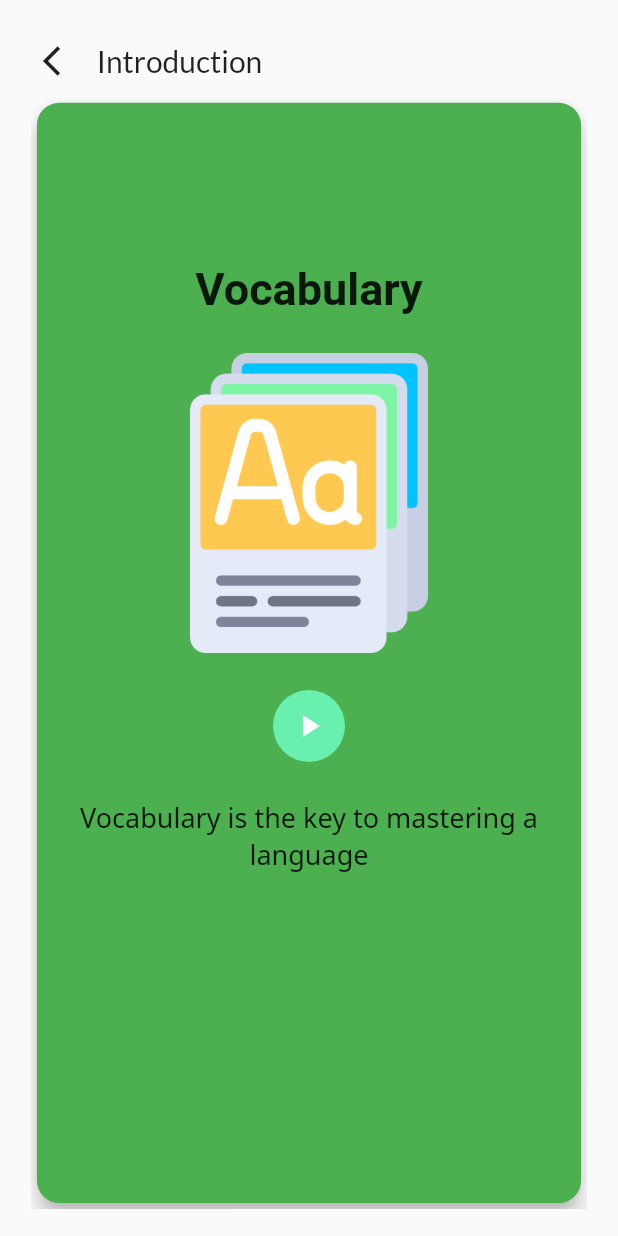
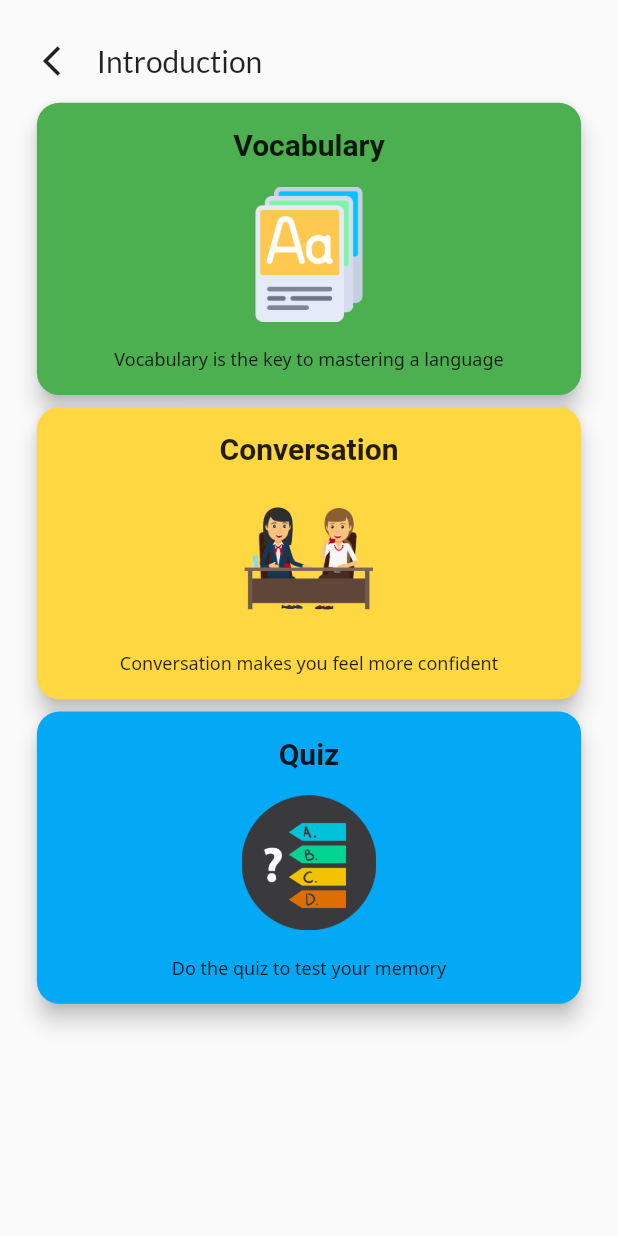
Before and after one commit to nguynduyanh169/vietnamese_learning, a Flutter app: the LessonDetail screen opened directly, on a phone screen of 412 x 824 dp. Run offline on Flutter 3.47's test engine with Material 2 defaults, Android fonts, the phone set to English and light mode, and no system bars; our stand-ins replace flutter_svg, font_awesome_flutter, google_fonts, percent_indicator, persistent_bottom_nav_bar; Roboto replaces fonts that are missing (Sansita); statements that could not run were skipped.

Commit message:
edit lesson details

```diff
--- a/lib/src/resources/lesson_detail.dart
+++ b/lib/src/resources/lesson_detail.dart
@@ -12,7 +12,6 @@ class LessonDetail extends StatefulWidget {
 }
 
 class _LessonDetailState extends State<LessonDetail> {
-
   @override
   Widget build(BuildContext context) {
     SizeConfig().init(context);
@@ -21,58 +20,76 @@ class _LessonDetailState extends State<LessonDetail> {
           child: Column(
         children: <Widget>[
           Container(
-              padding: EdgeInsets.only(top: SizeConfig.blockSizeVertical * 2, left: SizeConfig.blockSizeVertical * 2),
+            padding: EdgeInsets.only(
+                top: SizeConfig.blockSizeVertical * 2,
+                left: SizeConfig.blockSizeVertical * 2),
             child: Row(
               children: <Widget>[
-                  IconButton(icon: Icon(Icons.arrow_back_ios), onPressed: () => Navigator.of(context).pop(),),
-                  Text("Introduction", style: TextStyle(fontSize: 20),)
+                IconButton(
+                  icon: Icon(Icons.arrow_back_ios),
+                  onPressed: () => Navigator.of(context).pop(),
+                ),
+                Text(
+                  "Introduction",
+                  style: TextStyle(fontSize: 20),
+                )
               ],
             ),
           ),
           Container(
-              padding: EdgeInsets.only(top: SizeConfig.blockSizeVertical * 0, left: SizeConfig.blockSizeHorizontal * 5, right: SizeConfig.blockSizeHorizontal * 5),
+            padding: EdgeInsets.only(
+                top: SizeConfig.blockSizeVertical * 0,
+                left: SizeConfig.blockSizeHorizontal * 5,
+                right: SizeConfig.blockSizeHorizontal * 5),
             height: SizeConfig.blockSizeVertical * 90, // card height
-              child: PageView(
-                controller: PageController(viewportFraction: 1.0),
-                scrollDirection: Axis.vertical,
+            child: ListView(
               children: <Widget>[
-                  Card(
+                InkWell(
+                  child: Card(
                     color: Colors.green,
                     elevation: 6,
                     shape: RoundedRectangleBorder(
                         borderRadius: BorderRadius.circular(15.0)),
                     child: Column(children: <Widget>[
                       Padding(
-                        padding: EdgeInsets.only(top: SizeConfig.blockSizeVertical * 13),
+                        padding: EdgeInsets.only(
+                            top: SizeConfig.blockSizeVertical * 2),
                         child: Text(
                           'Vocabulary',
                           style: GoogleFonts.sansita(
                             textStyle: TextStyle(
                               fontWeight: FontWeight.bold,
-                              fontSize: 30,
+                              fontSize: 20,
                             ),
                           ),
                         ),
                       ),
                       Padding(
-                        padding: EdgeInsets.only(top: SizeConfig.blockSizeVertical * 3),
+                        padding: EdgeInsets.only(
+                            top: SizeConfig.blockSizeVertical * 2),
                         child: Image(
                           image: AssetImage('assets/images/vocabulary_logo.png'),
-                          width: 200,
-                          height: 200,
+                          width: 90,
+                          height: 90,
                         ),
                       ),
                       Padding(
-                          padding: EdgeInsets.only(top: SizeConfig.blockSizeVertical * 3),
-                          child: Ink(
-                            decoration: const ShapeDecoration(
-                              color: Colors.greenAccent,
-                              shape: CircleBorder(),
+                        padding: EdgeInsets.only(
+                            top: SizeConfig.blockSizeVertical * 2,
+                            bottom: SizeConfig.blockSizeVertical * 2),
+                        child: Text(
+                          'Vocabulary is the key to mastering a language',
+                          style: GoogleFonts.notoSans(
+                            textStyle: TextStyle(
+                              fontSize: 12,
                             ),
-                            child: IconButton(
-                              icon: Icon(Icons.play_arrow),
-                              color: Colors.white,
-                              onPressed: () {
+                          ),
+                          textAlign: TextAlign.center,
+                        ),
+                      )
+                    ]),
+                  ),
+                  onTap: () {
                     Navigator.of(context).push(
                       PageRouteBuilder(
                         pageBuilder: (context, animation, secondaryAnimation) =>
@@ -93,14 +110,44 @@ class _LessonDetailState extends State<LessonDetail> {
                     );
                   },
                 ),
-                          )),
+                Card(
+                  color: Colors.amberAccent,
+                  elevation: 6,
+                  shape: RoundedRectangleBorder(
+                      borderRadius: BorderRadius.circular(15.0)),
+                  child: Column(children: <Widget>[
                     Padding(
-                        padding: EdgeInsets.only(top: SizeConfig.blockSizeVertical * 3),
+                      padding: EdgeInsets.only(
+                          top: SizeConfig.blockSizeVertical * 2),
                       child: Text(
-                          'Vocabulary is the key to mastering a language',
+                        'Conversation',
+                        style: GoogleFonts.sansita(
+                          textStyle: TextStyle(
+                            fontWeight: FontWeight.bold,
+                            fontSize: 20,
+                          ),
+                        ),
+                      ),
+                    ),
+                    Padding(
+                      padding: EdgeInsets.only(
+                          top: SizeConfig.blockSizeVertical * 2),
+                      child: Image(
+                        image:
+                        AssetImage('assets/images/conversation_logo.png'),
+                        width: 90,
+                        height: 90,
+                      ),
+                    ),
+                    Padding(
+                      padding: EdgeInsets.only(
+                          top: SizeConfig.blockSizeVertical * 2,
+                          bottom: SizeConfig.blockSizeVertical * 2),
+                      child: Text(
+                        'Conversation makes you feel more confident',
                         style: GoogleFonts.notoSans(
                           textStyle: TextStyle(
-                              fontSize: 18,
+                            fontSize: 12,
                           ),
                         ),
                         textAlign: TextAlign.center,
@@ -108,52 +155,46 @@ class _LessonDetailState extends State<LessonDetail> {
                     )
                   ]),
                 ),
-                  Card(
-                    color: Colors.amberAccent,
+                InkWell(
+                  child: Card(
+                    color: Colors.lightBlue,
                     elevation: 6,
                     shape: RoundedRectangleBorder(
                         borderRadius: BorderRadius.circular(15.0)),
                     child: Column(children: <Widget>[
                       Padding(
-                        padding: EdgeInsets.only(top: SizeConfig.blockSizeVertical * 13),
+                        padding: EdgeInsets.only(
+                            top: SizeConfig.blockSizeVertical * 2),
                         child: Text(
-                          'Conversation',
+                          'Quiz',
                           style: GoogleFonts.sansita(
                             textStyle: TextStyle(
                               fontWeight: FontWeight.bold,
-                              fontSize: 30,
+                              fontSize: 20,
                             ),
                           ),
                         ),
                       ),
                       Padding(
-                        padding: EdgeInsets.only(top: SizeConfig.blockSizeVertical * 3),
+                        padding: EdgeInsets.only(
+                            top: SizeConfig.blockSizeVertical * 2),
                         child: Image(
-                          image: AssetImage('assets/images/conversation_logo.png'),
-                          width: 200,
-                          height: 200,
+                          image: AssetImage('assets/images/quiz_logo.png'),
+                          width: 90,
+                          height: 90,
                         ),
                       ),
                       Padding(
-                          padding: EdgeInsets.only(top: SizeConfig.blockSizeVertical * 3),
-                          child: Ink(
-                            decoration: const ShapeDecoration(
-                              color: Colors.amber,
-                              shape: CircleBorder(),
-                            ),
-                            child: IconButton(
-                              icon: Icon(Icons.play_arrow),
-                              color: Colors.white,
-                              onPressed: () {},
-                            ),
-                          )),
-                      Padding(
-                        padding: EdgeInsets.only(top: SizeConfig.blockSizeVertical * 3),
+                        padding: EdgeInsets.only(
+                            top: SizeConfig.blockSizeVertical * 2,
+                            bottom: SizeConfig.blockSizeVertical * 2,
+                            left: 4.0,
+                            right: 4.0),
                         child: Text(
-                          'Conversation makes you feel more confident',
+                          'Do the quiz to test your memory',
                           style: GoogleFonts.notoSans(
                             textStyle: TextStyle(
-                              fontSize: 18,
+                              fontSize: 12,
                             ),
                           ),
                           textAlign: TextAlign.center,
@@ -161,43 +202,7 @@ class _LessonDetailState extends State<LessonDetail> {
                       )
                     ]),
                   ),
-                  Card(
-                    color: Colors.lightBlue,
-                    elevation: 6,
-                    shape: RoundedRectangleBorder(
-                        borderRadius: BorderRadius.circular(15.0)),
-                    child: Column(children: <Widget>[
-                      Padding(
-                        padding: EdgeInsets.only(top: SizeConfig.blockSizeVertical * 13),
-                        child: Text(
-                          'Quiz',
-                          style: GoogleFonts.sansita(
-                            textStyle: TextStyle(
-                              fontWeight: FontWeight.bold,
-                              fontSize: 30,
-                            ),
-                          ),
-                        ),
-                      ),
-                      Padding(
-                        padding: EdgeInsets.only(top: SizeConfig.blockSizeVertical * 3),
-                        child: Image(
-                          image: AssetImage('assets/images/quiz_logo.png'),
-                          width: 200,
-                          height: 200,
-                        ),
-                      ),
-                      Padding(
-                          padding: EdgeInsets.only(top: SizeConfig.blockSizeVertical * 3),
-                          child: Ink(
-                            decoration: const ShapeDecoration(
-                              color: Colors.blueAccent,
-                              shape: CircleBorder(),
-                            ),
-                            child: IconButton(
-                              icon: Icon(Icons.play_arrow),
-                              color: Colors.white,
-                              onPressed: () {
+                  onTap: (){
                     Navigator.of(context).push(
                       PageRouteBuilder(
                         pageBuilder: (context, animation, secondaryAnimation) =>
@@ -217,28 +222,13 @@ class _LessonDetailState extends State<LessonDetail> {
                       ),
                     );
                   },
-                            ),
-                          )),
-                      Padding(
-                        padding: EdgeInsets.only(top: SizeConfig.blockSizeVertical * 3, left: 4.0, right: 4.0),
-                        child: Text(
-                          'Do the quiz to test your memory',
-                          style: GoogleFonts.notoSans(
-                            textStyle: TextStyle(
-                              fontSize: 18,
-                            ),
-                          ),
-                          textAlign: TextAlign.center,
-                        ),
+
                 )
-                    ]),
-                  ),
               ],
             ),
           ),
         ],
-        )
-      ),
+      )),
     );
   }
 }
--- a/lib/src/resources/login_page.dart
+++ b/lib/src/resources/login_page.dart
@@ -20,6 +20,7 @@ class _LoginPageState extends State<LoginPage> {
     SystemChrome.setEnabledSystemUIOverlays ([]);
     SizeConfig().init(context);
     return Scaffold(
+      resizeToAvoidBottomInset: false,
       body: Container(
         child: Center(
           child: Column(
--- a/lib/src/resources/quiz_screen.dart
+++ b/lib/src/resources/quiz_screen.dart
@@ -123,20 +123,6 @@ class _QuizScreenState extends State<QuizScreen> {
     return MaterialApp(
         debugShowCheckedModeBanner: false,
         home: Scaffold(
-          appBar: AppBar(
-            title: Text(
-              'Quiz',
-              style: TextStyle(
-                color: Colors.black
-              ),
-            ),
-            backgroundColor: Colors.grey[100],
-            shadowColor: Colors.white,
-            leading: IconButton(
-              icon: Icon(Icons.arrow_back_ios, color: Colors.black),
-              onPressed: () => Navigator.of(context).pop(),
-            ),
-          ),
           body: _questionIndex < _questions.length
             ? Quiz(
             questions: _questions,
--- a/lib/src/widgets/quiz.dart
+++ b/lib/src/widgets/quiz.dart
@@ -24,8 +24,9 @@ class Quiz extends StatelessWidget {
       child: Column(
         children: [
           Container(
-            padding: EdgeInsets.only(top: SizeConfig.blockSizeVertical * 2, left: SizeConfig.blockSizeVertical * 2),
+            padding: EdgeInsets.only( left: SizeConfig.blockSizeVertical * 0),
             child: Row(
+              mainAxisAlignment: MainAxisAlignment.start,
               children: <Widget>[
                 IconButton(icon: Icon(Icons.arrow_back_ios), onPressed: () => Navigator.of(context, rootNavigator: true).pop(context),),
                 Text("Lesson Details", style: TextStyle(fontSize: 20),)
@@ -39,10 +40,6 @@ class Quiz extends StatelessWidget {
               animation: false,
               lineHeight: 15.0,
               percent: percent,
-              center: Text(
-                "$percentStr %",
-                style: TextStyle(fontSize: 9),
-              ),
               linearStrokeCap: LinearStrokeCap.roundAll,
               progressColor: Colors.blueAccent,
             ),
--- a/lib/src/widgets/vocabulary.dart
+++ b/lib/src/widgets/vocabulary.dart
@@ -28,31 +28,25 @@ class Vocabulary extends StatelessWidget {
           crossAxisAlignment: CrossAxisAlignment.center,
           children: <Widget>[
             Container(
-              padding: EdgeInsets.only(top: SizeConfig.blockSizeVertical * 2, left: SizeConfig.blockSizeVertical * 2),
+              padding: EdgeInsets.only(top: SizeConfig.blockSizeVertical * 2),
               child: Row(
                 children: <Widget>[
-                  IconButton(icon: Icon(Icons.arrow_back_ios), onPressed: () => Navigator.of(context, rootNavigator: true).pop(context),),
-                  Text("Lesson Details", style: TextStyle(fontSize: 20),)
+                  IconButton(icon: Icon(Icons.cancel), onPressed: () => Navigator.of(context, rootNavigator: true).pop(context),),
+                  Container(
+
+                    child: new LinearPercentIndicator(
+                      width: SizeConfig.blockSizeHorizontal * 70,
+                      animation: false,
+                      lineHeight: 15.0,
+                      percent: percent,
+                      linearStrokeCap: LinearStrokeCap.roundAll,
+                      progressColor: Colors.green,
+                    ),
+                  ),
                 ],
               ),
             ),
             SizedBox(height: SizeConfig.blockSizeVertical * 5,),
-            Container(
-              padding:
-                  EdgeInsets.only(left: SizeConfig.blockSizeHorizontal * 5),
-              child: new LinearPercentIndicator(
-                width: SizeConfig.blockSizeHorizontal * 80,
-                animation: false,
-                lineHeight: 15.0,
-                percent: percent,
-                center: Text(
-                  "$percentStr %",
-                  style: TextStyle(fontSize: 9),
-                ),
-                linearStrokeCap: LinearStrokeCap.roundAll,
-                progressColor: Colors.green,
-              ),
-            ),
             SizedBox(
               height: SizeConfig.blockSizeVertical * 3,
             ),
```
Lines whose indentation alone changed are shown as unchanged.
